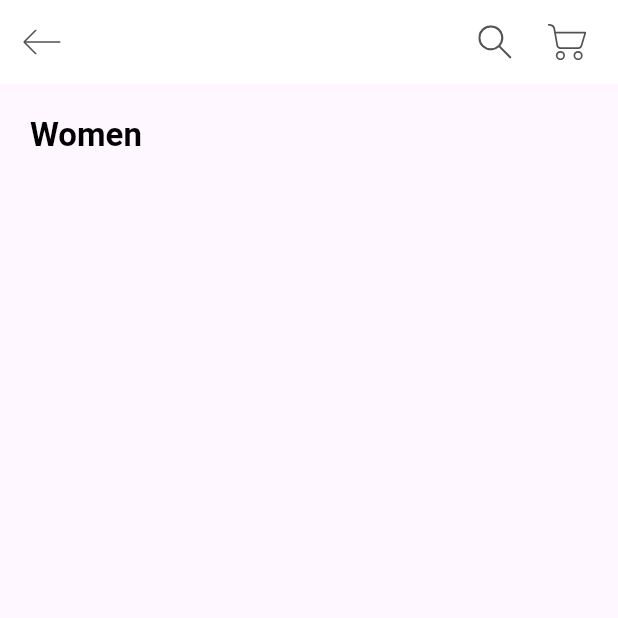
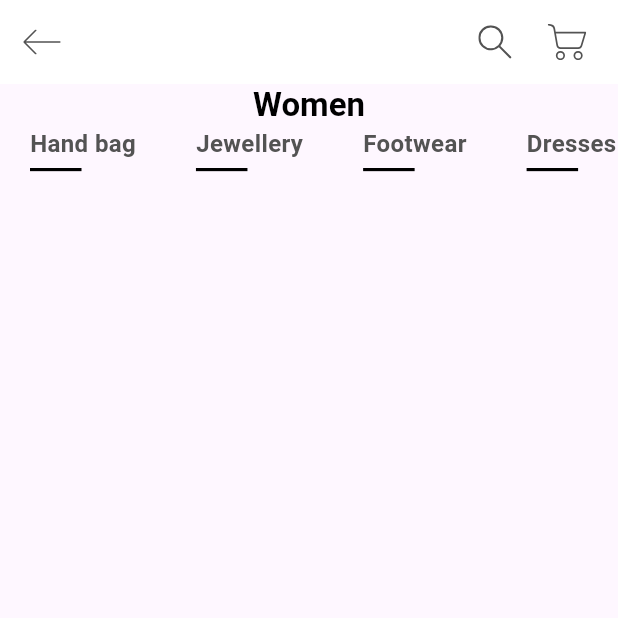
Before and after one commit to BenslimaneAlaEddine/online_shop_app, a Flutter app: the screen it shows after launch, on a phone screen of 412 x 824 dp, the top half of it. Run offline on Flutter 3.47's test engine with Material 3 defaults, Android fonts, the phone set to English and light mode, and no system bars; our stand-ins replace flutter_screenutil, flutter_svg.

Commit message:
Abandon ScreenUtil.init and use ScreenUtilInit instead, and add a ListView (Categories).

```diff
--- a/lib/body.dart
+++ b/lib/body.dart
@@ -17,7 +17,7 @@ class Body extends StatelessWidget {
       child: Column(
         children: <Widget>[
           Padding(
-            padding: const EdgeInsets.all(kDefaultPaddin),
+            padding: const EdgeInsets.symmetric(horizontal: kDefaultPaddin),
             child: Text(
               "Women",
               style: Theme.of(context)
@@ -26,6 +26,7 @@ class Body extends StatelessWidget {
                   ?.copyWith(fontWeight: FontWeight.bold),
             ),
           ),
+          const CategoriesState(),
         ],
       ),
     );
@@ -33,15 +34,47 @@ class Body extends StatelessWidget {
 }
 
 class CategoriesState extends StatefulWidget {
+  const CategoriesState({super.key});
+
   @override
   _CategoriesState createState() => _CategoriesState();
 }
 
 class _CategoriesState extends State<CategoriesState> {
+  List<String> categories = ["Hand bag", "Jewellery", "Footwear", "Dresses"];
+
   @override
   Widget build(BuildContext context) {
     return SizedBox(
-      height: 25.sp,
+      height: 40.h,
+      child: ListView.builder(
+          scrollDirection: Axis.horizontal,
+          itemCount: categories.length,
+          itemBuilder: (context, index) {
+            return SingleChildScrollView(child: buildCategory(index)); // SingleChildScrollView to Avoid Overflow in ListView
+          }),
+    );
+  }
+
+  Widget buildCategory(int index) {
+    return Padding(
+      padding: const EdgeInsets.symmetric(horizontal: kDefaultPaddin),
+      child: Column(
+        crossAxisAlignment: CrossAxisAlignment.start,
+        children: <Widget>[
+          Text(
+            categories[index],
+            style:
+                 TextStyle(fontWeight: FontWeight.bold, color: kTextColor,fontSize: 14.sp,),
+          ),
+          Container(
+            margin: const EdgeInsets.only(top: kDefaultPaddin / 4),
+            height: 2.h,
+            width: 30.w,
+            color:Colors.black,
+          ),
+        ],
+      ),
     );
   }
 }
--- a/lib/constants.dart
+++ b/lib/constants.dart
@@ -1,4 +1,5 @@
 import 'package:flutter/material.dart';
+import 'package:flutter_screenutil/flutter_screenutil.dart';
 
 const kTextColor = Color(0xFF535353);
 const kTextLightColor = Color(0xFFACACAC);
--- a/lib/main.dart
+++ b/lib/main.dart
@@ -1,7 +1,6 @@
 import 'package:flutter/material.dart';
 import 'package:flutter/services.dart';
 import 'package:flutter_screenutil/flutter_screenutil.dart';
-import 'package:online_shop_app/constants.dart';
 import 'package:online_shop_app/screens%20home/home_screen.dart';
 
 Future<void> main() async {
@@ -34,32 +33,19 @@ class MyApp extends StatelessWidget {
   }
 }
 
-class RootWidget extends StatelessWidget{
+class RootWidget extends StatelessWidget {
+  const RootWidget({super.key});
+
   @override
   Widget build(BuildContext context) {
-    return LayoutBuilder(builder: (context, constraint){
-      final isPotrait = constraint.maxHeight > constraint.maxWidth;
-      final desgine = isPotrait ? const Size(360, 784) :const Size(360, 784);
-      ScreenUtil.init(context,designSize: desgine,minTextAdapt: true,);
-      return HomeScreen();
+    return LayoutBuilder(builder: (context, constraints) {
+      final isPortrait = constraints.maxHeight > constraints.maxWidth;
+      print(isPortrait);
+      return ScreenUtilInit(
+        designSize: isPortrait ? const Size(360, 784) : const Size(784, 360),
+        builder: (context, child) => child!,
+        child: HomeScreen(),
+      );
     });
   }
 }
-
-
-// class RootWidget extends StatelessWidget {
-//   const RootWidget({super.key});
-//
-//   @override
-//   Widget build(BuildContext context) {
-//     return LayoutBuilder(builder: (context, constraints) {
-//       final isPortrait = constraints.maxHeight > constraints.maxWidth;
-//       print(isPortrait);
-//       return ScreenUtilInit(
-//         designSize: isPortrait ? const Size(360, 765) : const Size(765, 360),
-//         builder: (context, child) => child!,
-//         child: HomeScreen(),
-//       );
-//     });
-//   }
-// }
```
